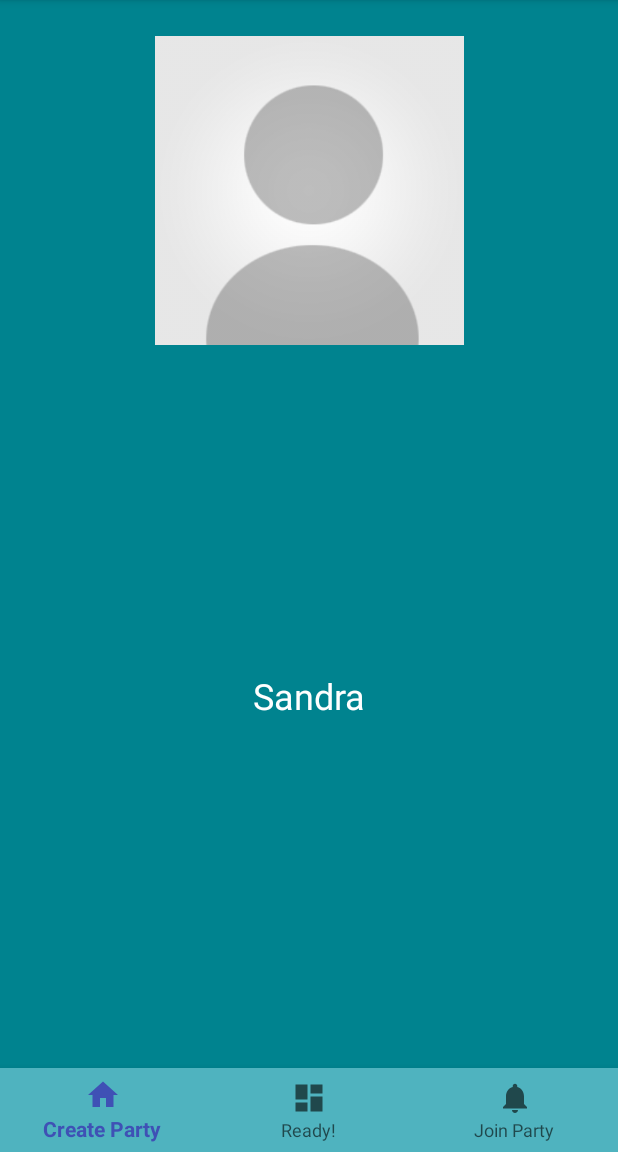
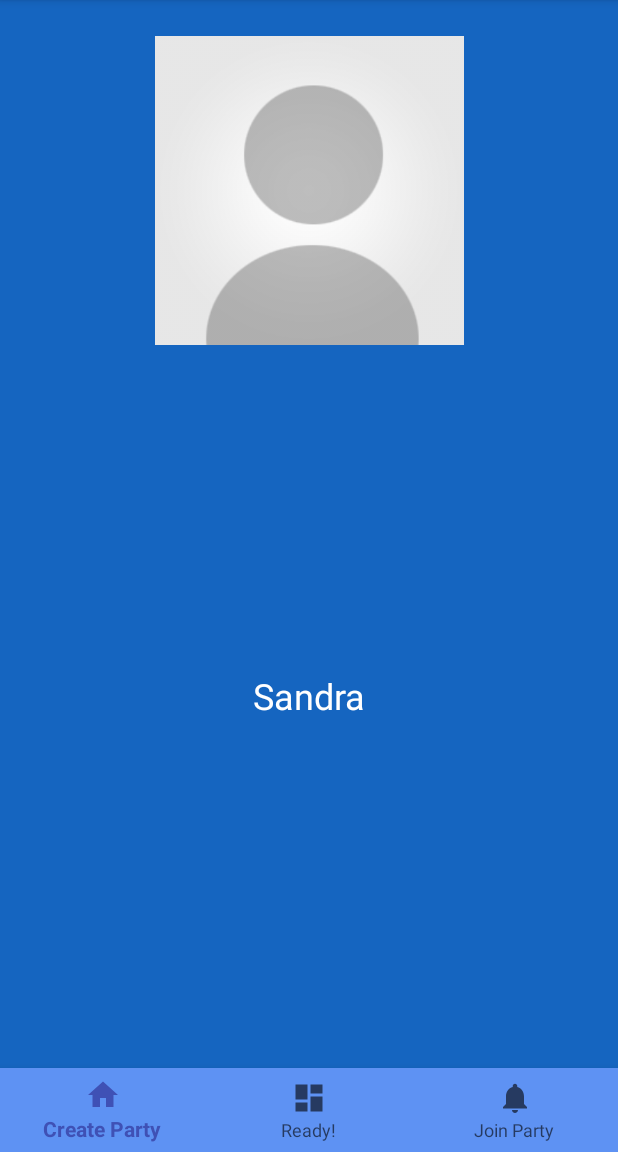
Before and after one commit to Aegistov/rapid.io_hackathon, an Android app: the screen it shows after launch (SyncMember), on a phone screen of 412 x 824 dp, the part 84-1236 px from its top. Run offline under Robolectric (Android 15) with nearby library versions, the phone set to English and light mode, and no system bars; libraries missing offline, so code that uses them is left out: com.rapidio.pp.

Commit message:
color changes

```diff
--- a/app/src/main/res/layout/activity_main_test.xml
+++ b/app/src/main/res/layout/activity_main_test.xml
@@ -36,7 +36,7 @@
         android:text="Party\nMenu"
         android:textSize="12dp"
         android:textColor="@android:color/white"
-        android:background="#00695c"
+        android:background="#1565c0"
         app:layout_constraintEnd_toEndOf="parent"
         android:layout_marginEnd="8dp"
         app:layout_constraintStart_toEndOf="@+id/button6"
@@ -52,7 +52,7 @@
         android:layout_height="43dp"
         android:layout_marginBottom="8dp"
         android:layout_marginStart="8dp"
-        android:background="#00695c"
+        android:background="#1565c0"
         android:text="Set\nRally Point"
         android:textColor="@android:color/white"
         android:textSize="12dp"
--- a/app/src/main/res/layout/activity_sync_member.xml
+++ b/app/src/main/res/layout/activity_sync_member.xml
@@ -5,7 +5,7 @@
     android:id="@+id/container"
     android:layout_width="match_parent"
     android:layout_height="match_parent"
-    android:background="#00838f"
+    android:background="#1565c0"
     tools:context="com.rapidio.pp.android.starter.SyncMember">
 
     <android.support.design.widget.BottomNavigationView
@@ -14,7 +14,7 @@
         android:layout_height="wrap_content"
         android:layout_marginEnd="0dp"
         android:layout_marginStart="0dp"
-        android:background="#4fb3bf"
+        android:background="#5e92f3"
         app:layout_constraintBottom_toBottomOf="parent"
         app:layout_constraintLeft_toLeftOf="parent"
         app:layout_constraintRight_toRightOf="parent"
```
